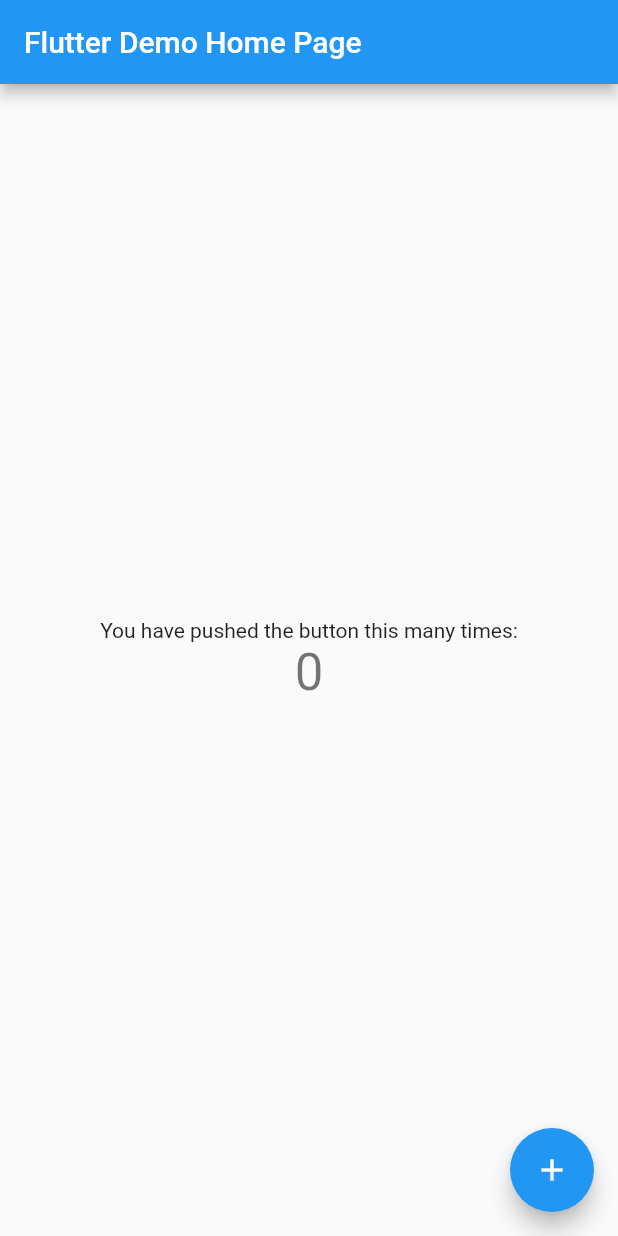
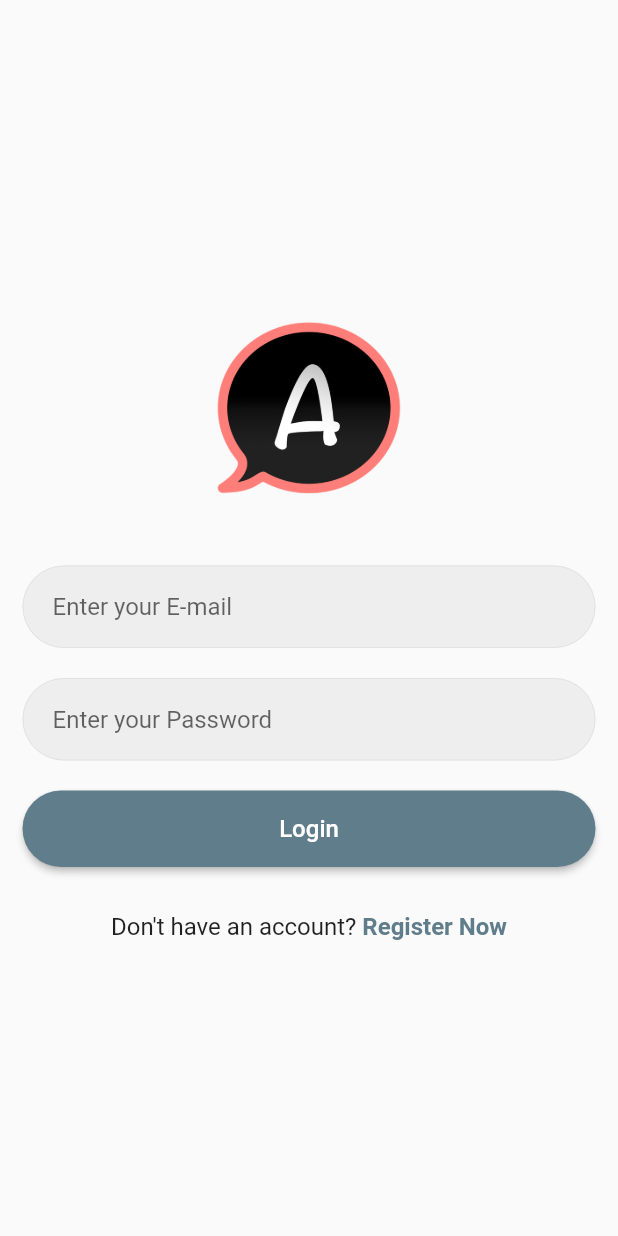
Before and after one commit to Rezuanul-Islam-Fahim/anonymous_chat, a Flutter app: the screen it shows after launch, on a phone screen of 412 x 824 dp. Run offline on Flutter 3.47's test engine with Material 2 defaults, Android fonts, the phone set to English and light mode, and no system bars.

Commit message:
Create login screen UI

```diff
--- /dev/null
+++ b/lib/global.dart
@@ -0,0 +1,28 @@
+import 'package:flutter/material.dart';
+
+InputDecoration inputField(String placeholderText) {
+  return InputDecoration(
+    contentPadding: EdgeInsets.symmetric(
+      horizontal: 20,
+      vertical: 18,
+    ),
+    filled: true,
+    fillColor: Colors.grey[200],
+    hintText: placeholderText,
+    border: OutlineInputBorder(),
+    enabledBorder: OutlineInputBorder(
+      borderRadius: BorderRadius.circular(30),
+      borderSide: BorderSide(
+        width: 0.6,
+        color: Colors.grey[300],
+      ),
+    ),
+    focusedBorder: OutlineInputBorder(
+      borderRadius: BorderRadius.circular(30),
+      borderSide: BorderSide(
+        width: 1.1,
+        color: Colors.grey[350],
+      ),
+    ),
+  );
+}
--- a/lib/main.dart
+++ b/lib/main.dart
@@ -1,117 +1,17 @@
 import 'package:flutter/material.dart';
 
-void main() {
-  runApp(MyApp());
-}
+import 'screens/login.dart';
 
-class MyApp extends StatelessWidget {
-  // This widget is the root of your application.
+void main() => runApp(AnonymousChat());
+
+class AnonymousChat extends StatelessWidget {
   @override
   Widget build(BuildContext context) {
     return MaterialApp(
-      title: 'Flutter Demo',
-      theme: ThemeData(
-        // This is the theme of your application.
-        //
-        // Try running your application with "flutter run". You'll see the
-        // application has a blue toolbar. Then, without quitting the app, try
-        // changing the primarySwatch below to Colors.green and then invoke
-        // "hot reload" (press "r" in the console where you ran "flutter run",
-        // or simply save your changes to "hot reload" in a Flutter IDE).
-        // Notice that the counter didn't reset back to zero; the application
-        // is not restarted.
-        primarySwatch: Colors.blue,
-        // This makes the visual density adapt to the platform that you run
-        // the app on. For desktop platforms, the controls will be smaller and
-        // closer together (more dense) than on mobile platforms.
-        visualDensity: VisualDensity.adaptivePlatformDensity,
-      ),
-      home: MyHomePage(title: 'Flutter Demo Home Page'),
+      title: 'Anonymous Chat',
+      debugShowCheckedModeBanner: false,
+      theme: ThemeData(primarySwatch: Colors.blueGrey),
+      home: LoginScreen(),
     );
   }
 }
-
-class MyHomePage extends StatefulWidget {
-  MyHomePage({Key key, this.title}) : super(key: key);
-
-  // This widget is the home page of your application. It is stateful, meaning
-  // that it has a State object (defined below) that contains fields that affect
-  // how it looks.
-
-  // This class is the configuration for the state. It holds the values (in this
-  // case the title) provided by the parent (in this case the App widget) and
-  // used by the build method of the State. Fields in a Widget subclass are
-  // always marked "final".
-
-  final String title;
-
-  @override
-  _MyHomePageState createState() => _MyHomePageState();
-}
-
-class _MyHomePageState extends State<MyHomePage> {
-  int _counter = 0;
-
-  void _incrementCounter() {
-    setState(() {
-      // This call to setState tells the Flutter framework that something has
-      // changed in this State, which causes it to rerun the build method below
-      // so that the display can reflect the updated values. If we changed
-      // _counter without calling setState(), then the build method would not be
-      // called again, and so nothing would appear to happen.
-      _counter++;
-    });
-  }
-
-  @override
-  Widget build(BuildContext context) {
-    // This method is rerun every time setState is called, for instance as done
-    // by the _incrementCounter method above.
-    //
-    // The Flutter framework has been optimized to make rerunning build methods
-    // fast, so that you can just rebuild anything that needs updating rather
-    // than having to individually change instances of widgets.
-    return Scaffold(
-      appBar: AppBar(
-        // Here we take the value from the MyHomePage object that was created by
-        // the App.build method, and use it to set our appbar title.
-        title: Text(widget.title),
-      ),
-      body: Center(
-        // Center is a layout widget. It takes a single child and positions it
-        // in the middle of the parent.
-        child: Column(
-          // Column is also a layout widget. It takes a list of children and
-          // arranges them vertically. By default, it sizes itself to fit its
-          // children horizontally, and tries to be as tall as its parent.
-          //
-          // Invoke "debug painting" (press "p" in the console, choose the
-          // "Toggle Debug Paint" action from the Flutter Inspector in Android
-          // Studio, or the "Toggle Debug Paint" command in Visual Studio Code)
-          // to see the wireframe for each widget.
-          //
-          // Column has various properties to control how it sizes itself and
-          // how it positions its children. Here we use mainAxisAlignment to
-          // center the children vertically; the main axis here is the vertical
-          // axis because Columns are vertical (the cross axis would be
-          // horizontal).
-          mainAxisAlignment: MainAxisAlignment.center,
-          children: <Widget>[
-            Text(
-              'You have pushed the button this many times:',
-            ),
-            Text(
-              '$_counter',
-              style: Theme.of(context).textTheme.headline4,
-            ),
-          ],
-        ),
-      ),
-      floatingActionButton: FloatingActionButton(
-        onPressed: _incrementCounter,
-        tooltip: 'Increment',
-        child: Icon(Icons.add),
-      ), // This trailing comma makes auto-formatting nicer for build methods.
-    );
-  }
-}
--- /dev/null
+++ b/lib/screens/login.dart
@@ -0,0 +1,69 @@
+import 'package:flutter/material.dart';
+
+import '../global.dart';
+
+class LoginScreen extends StatelessWidget {
+  @override
+  Widget build(BuildContext context) {
+    return Scaffold(
+      body: Padding(
+        padding: const EdgeInsets.symmetric(horizontal: 15),
+        child: Column(
+          mainAxisAlignment: MainAxisAlignment.center,
+          children: <Widget>[
+            Container(
+              alignment: Alignment.center,
+              child: Image.asset(
+                'assets/images/logo.png',
+                height: 150,
+                width: 150,
+              ),
+            ),
+            SizedBox(height: 30),
+            TextField(
+              decoration: inputField('Enter your E-mail'),
+            ),
+            SizedBox(height: 20),
+            TextField(
+              decoration: inputField('Enter your Password'),
+            ),
+            SizedBox(height: 20),
+            Container(
+              width: double.infinity,
+              child: RaisedButton(
+                child: Text('Login', style: TextStyle(fontSize: 16)),
+                padding: EdgeInsets.all(16),
+                shape: RoundedRectangleBorder(
+                  borderRadius: BorderRadius.circular(30),
+                ),
+                color: Theme.of(context).primaryColor,
+                textColor: Colors.white,
+                onPressed: () {},
+              ),
+            ),
+            SizedBox(height: 30),
+            Row(
+              mainAxisAlignment: MainAxisAlignment.center,
+              children: <Widget>[
+                Text(
+                  'Don\'t have an account? ',
+                  style: TextStyle(fontSize: 16),
+                ),
+                GestureDetector(
+                  child: Text(
+                    'Register Now',
+                    style: TextStyle(
+                      fontSize: 16,
+                      fontWeight: FontWeight.w600,
+                      color: Theme.of(context).primaryColor,
+                    ),
+                  ),
+                ),
+              ],
+            ),
+          ],
+        ),
+      ),
+    );
+  }
+}
--- a/pubspec.yaml
+++ b/pubspec.yaml
@@ -45,8 +45,8 @@
   uses-material-design: true
 
   # To add assets to your application, add an assets section, like this:
-  # assets:
-  #   - images/a_dot_burr.jpeg
+  assets:
+    - assets/images/
   #   - images/a_dot_ham.jpeg
 
   # An image asset can refer to one or more resolution-specific "variants", see
```
Also changed, not shown: assets/images/logo.png (added), 1 other file.
